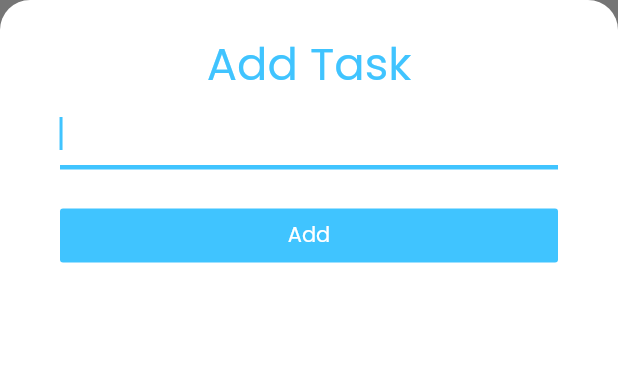
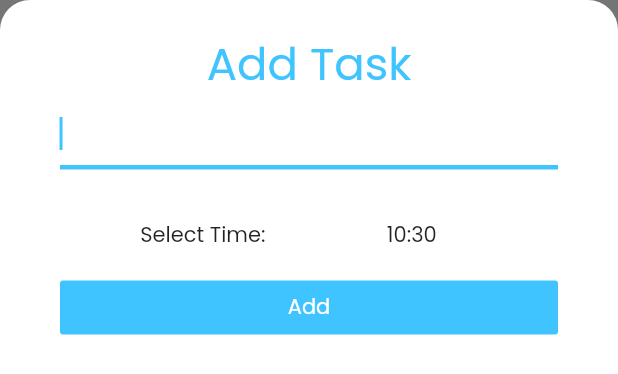
Before and after one commit to ug2454/Todoey, a Flutter app: the AddTaskList widget shown alone on an empty page, opened directly, on a phone screen of 412 x 824 dp. Shown: the top 374 px of the screen. Run offline on Flutter 3.47's test engine with Material 2 defaults, Android fonts, the phone set to English and light mode, and no system bars.

Commit message:
time input added in add task section

```diff
--- a/lib/screens/add_task_screen.dart
+++ b/lib/screens/add_task_screen.dart
@@ -1,9 +1,35 @@
 import 'package:flutter/material.dart';
 import 'package:provider/provider.dart';
-import 'package:todoey_flutter/models/task.dart';
 import 'package:todoey_flutter/models/task_data.dart';
 
-class AddTaskList extends StatelessWidget {
+class AddTaskList extends StatefulWidget {
+  @override
+  _AddTaskListState createState() => _AddTaskListState();
+}
+
+class _AddTaskListState extends State<AddTaskList> {
+  TimeOfDay _time;
+  bool isMinSingle = false;
+
+  MaterialColor _buttonTextColor = MaterialColor(0xFFF36364, <int, Color>{
+    50: Color(0xFFF36364),
+    100: Color(0xFFF36364),
+    200: Color(0xFFF36364),
+    300: Color(0xFFF36364),
+    400: Color(0xFFF36364),
+    500: Color(0xFFF36364),
+    600: Color(0xFFF36364),
+    700: Color(0xFFF36364),
+    800: Color(0xFFF36364),
+    900: Color(0xFFF36364),
+  });
+  @override
+  void initState() {
+    // TODO: implement initState
+    super.initState();
+    _time = TimeOfDay.now();
+  }
+
   @override
   Widget build(BuildContext context) {
     TextEditingController textcontroller = TextEditingController();
@@ -48,6 +74,48 @@ class AddTaskList extends StatelessWidget {
             SizedBox(
               height: 20.0,
             ),
+            Row(
+              mainAxisAlignment: MainAxisAlignment.spaceEvenly,
+              children: [
+                Text('Select Time:'),
+                FlatButton(
+                  onPressed: () async {
+                    TimeOfDay time = await showTimePicker(
+                      context: context,
+                      initialTime: _time,
+                      builder: (context, child) {
+                        return Theme(
+                            data: ThemeData(
+                              primaryColor: Color(0xFFF36364),
+                              accentColor: Color(0xFFF36364),
+                              primarySwatch: _buttonTextColor,
+                            ),
+                            child: MediaQuery(
+                                data: MediaQuery.of(context)
+                                    .copyWith(alwaysUse24HourFormat: false),
+                                child: child));
+                      },
+                    );
+                    if (time != null) {
+                      setState(() {
+                        dynamic minutes = time.minute;
+
+                        print(minutes);
+                        if (minutes >= 1 && minutes <= 9) {
+                          isMinSingle = true;
+                        } else
+                          isMinSingle = false;
+
+                        _time = time.replacing(hour: time.hourOfPeriod);
+                      });
+                    }
+                  },
+                  child: isMinSingle
+                      ? Text('${_time.hour}:0${_time.minute}')
+                      : Text('${_time.hour}:${_time.minute}'),
+                ),
+              ],
+            ),
             FlatButton(
               color: Colors.lightBlueAccent,
               onPressed: () {
```
Also changed, not shown: lib/models/calc_time.dart (deleted, +0 -35 lines), lib/screens/tasks_screen.dart (+27 -12 lines).
